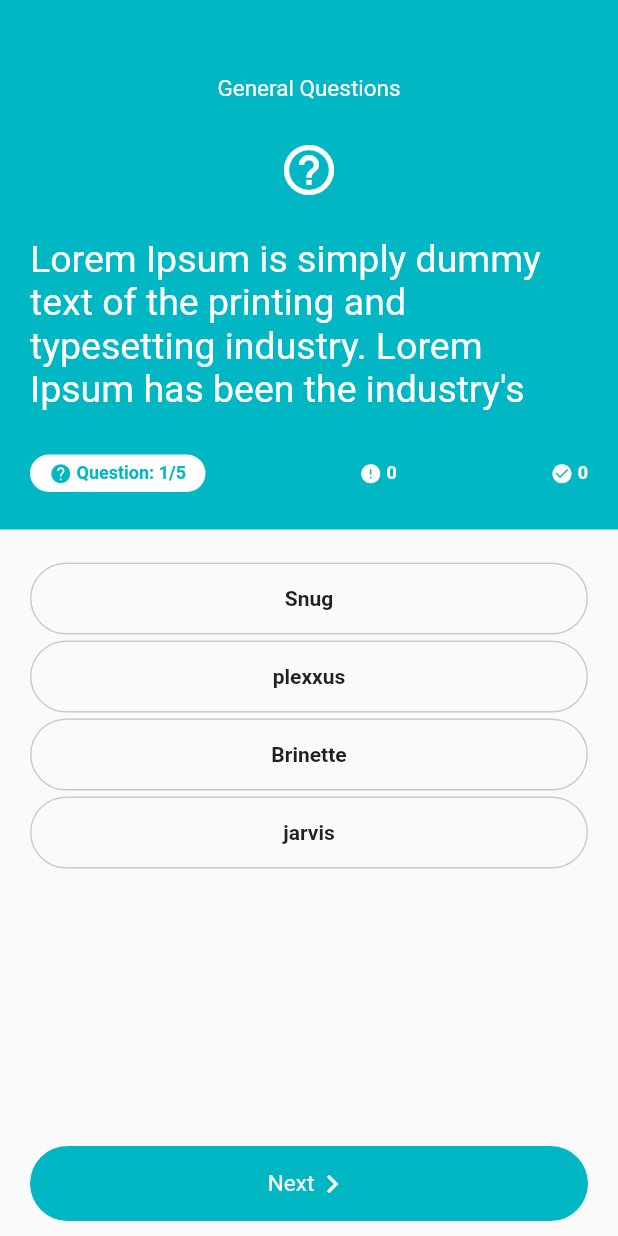
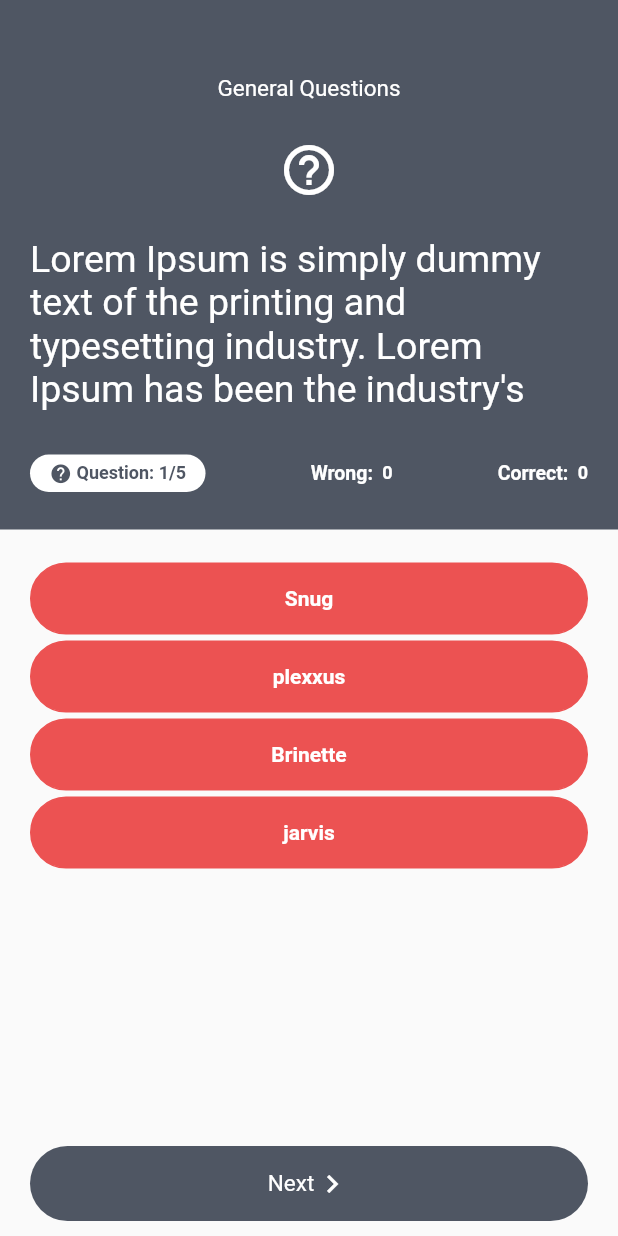
Before and after one commit to slashfmk/quizx, a Flutter app: the screen it shows after launch, after a tap on "Next", on a phone screen of 412 x 824 dp. Run offline on Flutter 3.47's test engine with Material 2 defaults, Android fonts, the phone set to English and light mode, and no system bars.

Commit message:
updatig qoption and others

```diff
--- a/lib/main.dart
+++ b/lib/main.dart
@@ -2,7 +2,6 @@ import 'package:flutter/material.dart';
 import 'package:quizx/controller/GenQuiz.dart';
 import 'package:quizx/screens/Home_screen.dart';
 import 'package:quizx/screens/Result_screen.dart';
-import 'package:flutter_statusbarcolor/flutter_statusbarcolor.dart';
 import 'package:flutter/services.dart';
 import 'package:quizx/util/constants.dart';
 
@@ -11,22 +10,19 @@ void main() => runApp(MyApp());
 class MyApp extends StatelessWidget {
   // This widget is the root of your application.
   @override
-
-
   Widget build(BuildContext context) {
-
     SystemChrome.setSystemUIOverlayStyle(SystemUiOverlayStyle(
-      statusBarColor: Color(0xFF000000), //or set color with: Color(0xFF0000FF)
+      statusBarColor: kMainColor, //or set color with: Color(0xFF0000FF)
     ));
 
     return MaterialApp(
       title: 'Flutter Demo',
       theme: ThemeData(
-       // primarySwatch: Colors.black,
-    //    backgroundColor: Color(0xFF6d727b),
-      //  scaffoldBackgroundColor: Color(0xFF13131f)
-       // primarySwatch: Colors.blue,
-      ),
+          // primarySwatch: Colors.black,
+          //    backgroundColor: Color(0xFF6d727b),
+          //  scaffoldBackgroundColor: Color(0xFF13131f)
+          // primarySwatch: Colors.blue,
+          ),
       home: Home(),
     );
   }
--- a/lib/screens/Home_screen.dart
+++ b/lib/screens/Home_screen.dart
@@ -24,40 +24,40 @@ class _HomeState extends State<Home> {
     super.initState();
   }
 
-  List<Widget> createRadioList() {
-    List<Widget> widgets = [];
+//  List<Widget> createRadioList() {
+//    List<Widget> widgets = [];
+//    for (String optionals
+//        in widget._genQuiz.getCategory().getCurrentOptional()) {
+//      widgets.add(
+//        RadioListTile(
+//          value: optionals,
+//          groupValue: selectedOption,
+//          title: Text(
+//            optionals,
+//            style: TextStyle(fontSize: 14),
+//          ),
+//          onChanged: (current) {
+//            setSelectedOptionals(current);
+//          },
+//          selected: true,
+//        ),
+//      );
+//    }
+//    return widgets;
+//  }
+
+  List<QOptional> createOptionaList() {
+    List<QOptional> widgets = [];
     for (String optionals
         in widget._genQuiz.getCategory().getCurrentOptional()) {
-      widgets.add(
-        RadioListTile(
-          value: optionals,
-          groupValue: selectedOption,
-          title: Text(
-            optionals,
-            style: TextStyle(fontSize: 14),
-          ),
-          onChanged: (current) {
-            setSelectedOptionals(current);
-          },
-          selected: true,
-        ),
-      );
-    }
-    return widgets;
-  }
-
-  List<Widget> createOptionaList() {
-    List<Widget> widgets = [];
-    for (String optionals
-        in widget._genQuiz.getCategory().getCurrentOptional()) {
-      widgets.add(
-        QOptional(
-          child: Text(
-            optionals,
-            style: TextStyle(fontWeight: FontWeight.bold),
-          ),
-        ),
-      );
+      widgets.add(new QOptional(
+        content: optionals,
+        onTap: () {
+          print('Choice: ${optionals}');
+          setSelectedOptionals(optionals);
+        },
+        isCorrect: false,
+      ));
     }
 
     return widgets;
@@ -145,10 +145,17 @@ class _HomeState extends State<Home> {
                               ),
                               Row(
                                 children: <Widget>[
-                                  Icon(
-                                    Icons.error,
-                                    size: 15,
-                                    color: kWhite,
+//                                  Icon(
+//                                    Icons.error,
+//                                    size: 15,
+//                                    color: kWhite,
+//                                  ),
+                                  Text(
+                                    'Wrong: ',
+                                    style: TextStyle(
+                                        fontSize: 13,
+                                        fontWeight: FontWeight.bold,
+                                        color: kWhite),
                                   ),
                                   Text(
                                     ' ${incorrect.toString()}',
@@ -158,10 +165,17 @@ class _HomeState extends State<Home> {
                               ),
                               Row(
                                 children: <Widget>[
-                                  Icon(
-                                    Icons.check_circle,
-                                    size: 15,
-                                    color: kWhite,
+//                                  Icon(
+//                                    Icons.check_circle,
+//                                    size: 15,
+//                                    color: kWhite,
+//                                  ),
+                                  Text(
+                                    'Correct: ',
+                                    style: TextStyle(
+                                        fontSize: 13,
+                                        fontWeight: FontWeight.bold,
+                                        color: kWhite),
                                   ),
                                   Text(
                                     ' ${correct.toString()}',
@@ -185,8 +199,8 @@ class _HomeState extends State<Home> {
                 padding: EdgeInsets.symmetric(vertical: 20, horizontal: 5),
                 child: Column(
                   //TODO: Implement radio
-                //  children: createRadioList(),
-                   children: createOptionaList(),
+                  // children: createRadioList(),
+                  children: createOptionaList(),
                 ),
               ),
             ),
@@ -207,7 +221,10 @@ class _HomeState extends State<Home> {
                           widget._genQuiz.getCategory().getCurrentQuestion(),
                           selectedOption,
                           widget._genQuiz
-                              .getCategory().getCurrentCorrectAnswer()));
+                              .getCategory()
+                              .getCurrentCorrectAnswer()));
+
+                      print(missedQ);
                     }
 
                     widget._genQuiz.getCategory().nextQuestion();
--- a/lib/util/constants.dart
+++ b/lib/util/constants.dart
@@ -1,28 +1,36 @@
 import 'package:flutter/material.dart';
+import 'package:quizx/widgets/QOptional.dart';
 
 // Colors
-final Color kMainColor = Color(0xFF01b7c4);
+//final Color kMainColor = Color(0xFF01b7c4);
 //final Color kMainColor = Color(0xFF0772bd);
-//final Color kMainColor = Color(0xFF3ba29e);
+final Color kMainColor = Color(0xFF4F5663);
 final Color kMainWeakColor = Color(0xFF3ee3ef);
+final Color kRedColor = Color(0xFFEC5252);
 final Color kWhite = Color(0xFFFFFFFF);
 final Color kDarkColor = Color(0xFF1d1f2b);
+final Color kGreyColor = Color(0xFF444444);
 
 // bolding
 const kBoldLight = FontWeight.w300;
 
 // Styles
-final kFontMiddleSize = TextStyle(
-    fontSize: 16,
-    fontWeight: FontWeight.bold,
-    color: kMainColor);
+final kFontMiddleSize =
+    TextStyle(fontSize: 16, fontWeight: FontWeight.bold, color: kMainColor);
 
-final kFontSmallSize = TextStyle(
-fontSize: 12,
-fontWeight: FontWeight.bold,
-color: kMainColor);
+final kFontSmallSize =
+    TextStyle(fontSize: 12, fontWeight: FontWeight.bold, color: kMainColor);
 
-final kFontSmallWhiteSize = TextStyle(
-    fontSize: 12,
-    fontWeight: FontWeight.bold,
-    color: kWhite);
+final kFontSmallWhiteSize =
+    TextStyle(fontSize: 12, fontWeight: FontWeight.bold, color: kWhite);
+
+// Box decoration for QOptional
+BoxDecoration kCorrectAnswerDecoration = BoxDecoration(
+    color: kMainColor,
+    borderRadius: BorderRadius.circular(30),
+    border: Border.all(color: Color(0xFFCCCCCC), width: 1));
+
+BoxDecoration kIncorrectAnswerDecoration = BoxDecoration(
+    color: kRedColor,
+    borderRadius: BorderRadius.circular(30),
+    border: Border.all(color: kRedColor, width: 1));
--- a/lib/widgets/QOptional.dart
+++ b/lib/widgets/QOptional.dart
@@ -1,23 +1,38 @@
 import 'package:flutter/material.dart';
+import 'package:quizx/util/constants.dart';
 
 class QOptional extends StatelessWidget {
-  final Widget child;
+  final String content;
+  final Function onTap;
+  final bool isCorrect;
 
-  QOptional({@required this.child});
+  QOptional({@required this.content, this.onTap, this.isCorrect});
+
+  void setColor(bool isCorrect) {
+    if (isCorrect) {}
+  }
 
   @override
   Widget build(BuildContext context) {
-    return Container(
-      decoration: BoxDecoration(
-      //  color: Color(0xFFd7f8fa),
-        borderRadius: BorderRadius.circular(30),
-        border: Border.all(color: Color(0xFFCCCCCC), width: 1)
+    return GestureDetector(
+      onTap: this.onTap,
+      child: Container(
+        decoration: this.isCorrect
+            ? kCorrectAnswerDecoration
+            : kIncorrectAnswerDecoration,
+        width: double.infinity,
+        alignment: Alignment.center,
+        padding: EdgeInsets.symmetric(vertical: 15, horizontal: 5),
+        margin: EdgeInsets.symmetric(vertical: 2, horizontal: 15),
+        child: Text(
+          this.content,
+          style: TextStyle(
+            fontWeight: FontWeight.bold,
+            color: kWhite,
+          ),
+        ),
+        //con: Text(optionals, style: TextStyle(fontWeight: FontWeight.bold),
       ),
-      width: double.infinity,
-      alignment: Alignment.center,
-      padding: EdgeInsets.symmetric(vertical: 15, horizontal: 5),
-      margin: EdgeInsets.symmetric(vertical: 2, horizontal: 15),
-      child: this.child,
     );
   }
 }
```
